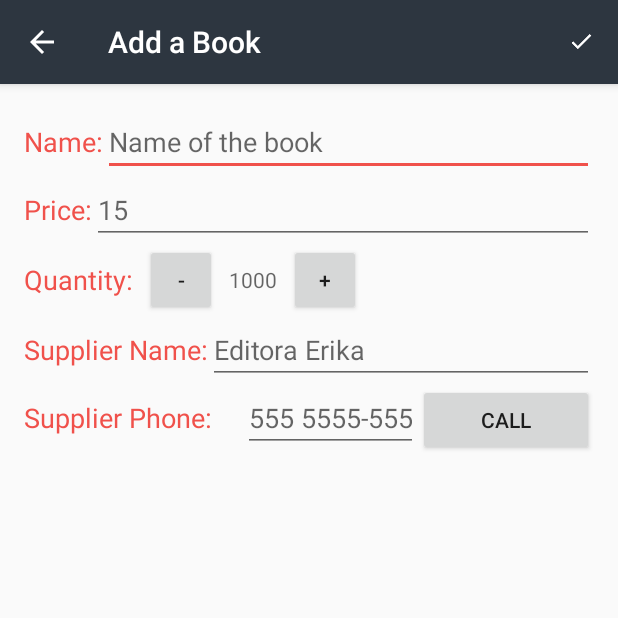
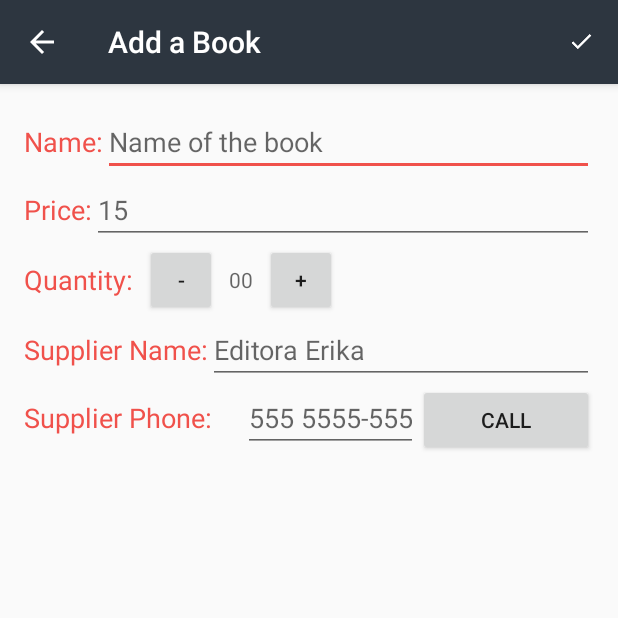
Before and after one commit to Sau1o/BookStore, an Android app: the EditorActivity screen opened directly, with no data from a screen before it, on a phone screen of 412 x 824 dp, the top half of it. Run offline under Robolectric (Android 15) with nearby library versions, the phone set to English and light mode, and no system bars.

Commit message:
fix bug mMinusButton v3.0

```diff
--- a/app/src/main/AndroidManifest.xml
+++ b/app/src/main/AndroidManifest.xml
@@ -29,7 +29,7 @@
         <provider
             android:authorities="com.example.android.books"
             android:name=".data.StoreProvider"
-            android:exported="true"
+            android:exported="false"
              />
     </application>
     <uses-permission android:name="android.permission.CALL_PHONE" />
--- a/app/src/main/res/layout/activity_editor.xml
+++ b/app/src/main/res/layout/activity_editor.xml
@@ -74,7 +74,7 @@
             android:layout_height="wrap_content"
             android:layout_marginRight="8dp"
             android:layout_marginLeft="8dp"
-            android:hint="1000"
+            android:hint="00"
             android:inputType="number"/>
 
         <Button
@@ -124,7 +124,7 @@
             android:layout_width="0dp"
             android:layout_weight="4"
             android:hint="@string/hint_book_supplier_phone"
-            android:inputType="number"
+            android:inputType="phone"
             style="@style/EditorFieldStyle" />
 
         <Button
```
Also changed, not shown: app/src/main/java/com/example/android/books/EditorActivity.java (+10 -4 lines).
